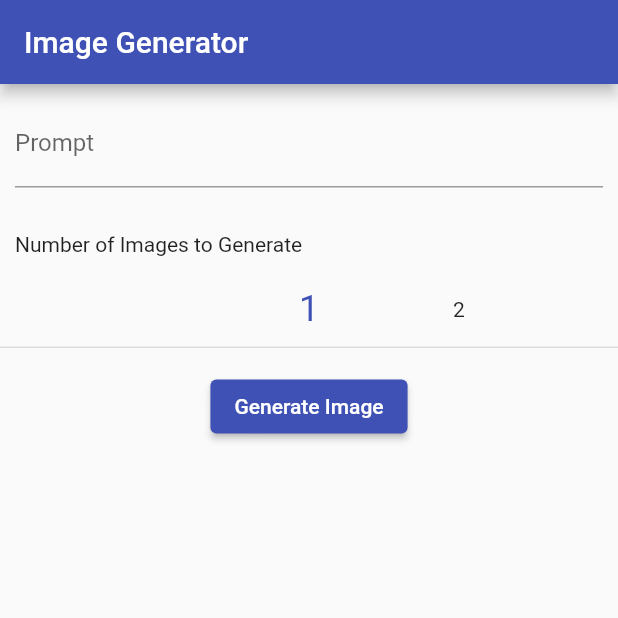
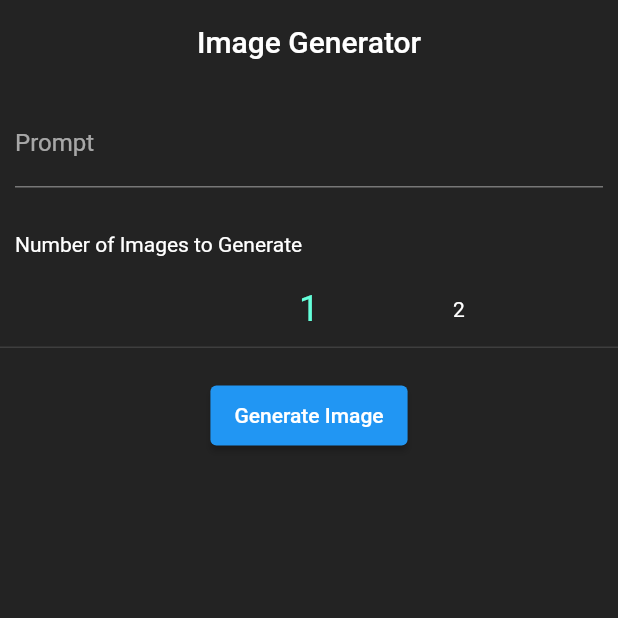
Before and after one commit to Azhy-Slemany/open_ai_dalle2, a Flutter app: the screen it shows after launch, on a phone screen of 412 x 824 dp, the top half of it. Run offline on Flutter 3.47's test engine with Material 2 defaults, Android fonts, the phone set to English and light mode, and no system bars; drawn by our look-alikes of numberpicker; our stand-ins replace cached_network_image, image_gallery_saver, loading_indicator, permission_handler.

Commit message:
Dark mode has been added.

```diff
--- a/lib/constants.dart
+++ b/lib/constants.dart
@@ -1,3 +1,10 @@
+import 'package:flutter/material.dart';
+
+bool isDarkMode = true;
+Color whiteOrBlack() {
+  return isDarkMode ? Colors.white : Colors.black;
+}
+
 const KEYS = [
   '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',
   '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'
--- a/lib/main.dart
+++ b/lib/main.dart
@@ -8,7 +8,6 @@ void main() {
 }
 
 class MyApp extends StatelessWidget {
-  // This widget is the root of your application.
   @override
   Widget build(BuildContext context) {
     //precache all the images
@@ -17,8 +16,18 @@ class MyApp extends StatelessWidget {
     return MaterialApp(
       title: 'Image Generator',
       theme: ThemeData(
+        brightness: Brightness.light,
         primarySwatch: Colors.indigo,
+        textTheme: Theme.of(context)
+            .textTheme
+            .apply(bodyColor: Colors.black, displayColor: Colors.black),
+        backgroundColor: Color.fromRGBO(253, 252, 250, 1),
       ),
+      darkTheme: ThemeData(
+        brightness: Brightness.dark,
+        backgroundColor: Color.fromRGBO(35, 35, 35, 1),
+      ),
+      themeMode: ThemeMode.dark,
       home: ImageGenerator(),
       debugShowCheckedModeBanner: false,
     );
--- a/lib/pages/image_generator.dart
+++ b/lib/pages/image_generator.dart
@@ -7,6 +7,7 @@ import 'package:open_ai_dalle2/image.dart';
 import 'package:open_ai_dalle2/models/generated_image.dart';
 import 'package:open_ai_dalle2/pages/display_images.dart';
 import 'package:open_ai_dalle2/requests.dart';
+import 'package:open_ai_dalle2/constants.dart' as consts;
 
 class ImageGenerator extends StatefulWidget {
   ImageGenerator();
@@ -52,7 +53,14 @@ class _ImageGeneratorState extends State<ImageGenerator>
   @override
   Widget build(BuildContext context) {
     return Scaffold(
-        appBar: AppBar(title: Text('Image Generator')),
+        backgroundColor: Theme.of(context).backgroundColor,
+        appBar: AppBar(
+          centerTitle: true,
+          title: Text('Image Generator',
+              style: TextStyle(color: consts.whiteOrBlack())),
+          elevation: 0.0,
+          backgroundColor: Colors.transparent,
+        ),
         body: Column(
           mainAxisAlignment: MainAxisAlignment.spaceBetween,
           children: [
@@ -95,14 +103,17 @@ class _ImageGeneratorState extends State<ImageGenerator>
                     ],
                   ),
                 ),
-                generating
+                Container(
+                  height: 60,
+                  margin: EdgeInsets.only(top: 5, bottom: 16),
+                  child: generating
                       ? Container(
-                        height: 60,
+                          height: 50,
                           padding: EdgeInsets.all(5),
                           child: LoadingIndicator(
                               indicatorType: Indicator.ballScaleRipple))
                       : Container(
-                        padding: EdgeInsets.all(5),
+                          margin: EdgeInsets.all(10),
                           child: ElevatedButton(
                             onPressed: () async {
                               final prompt = _promptController.text;
@@ -111,7 +122,8 @@ class _ImageGeneratorState extends State<ImageGenerator>
                               if (prompt.isEmpty) {
                                 ScaffoldMessenger.of(context).showSnackBar(
                                     SnackBar(
-                                      content: Text('Prompt cannot be empty')));
+                                        content:
+                                            Text('Prompt cannot be empty')));
                                 return;
                               }
 
@@ -169,21 +181,23 @@ class _ImageGeneratorState extends State<ImageGenerator>
                             child: Text('Generate Image'),
                           ),
                         ),
+                ),
               ],
             ),
             result == null
-                ? SizedBox(height: 250)
-                : InkWell(
+                ? Expanded(child: SizedBox())
+                : Expanded(
+                    child: InkWell(
                       onTap: () {
+                        if (!generating)
                           Navigator.of(context).push(MaterialPageRoute(
                               builder: (context) => DisplayImages(
                                   generatedImage: result!,
+                                  placeholders: placeholders,
                                   prompt: _promptController.text,
-                              )));
+                                  scrollValue: _scrollController.offset)));
                       },
                       child: Card(
-                      child: SizedBox(
-                          height: 250,
                         child: Hero(
                           tag: 'imagesGridview',
                           child: GridView.builder(
@@ -191,8 +205,7 @@ class _ImageGeneratorState extends State<ImageGenerator>
                             physics: BouncingScrollPhysics(),
                             shrinkWrap: true,
                             itemCount: result!.images.length,
-                              itemBuilder: (context, index) =>
-                                  CachedNetworkImage(
+                            itemBuilder: (context, index) => CachedNetworkImage(
                                 imageUrl: result!.images[index],
                                 fit: BoxFit.cover,
                                 progressIndicatorBuilder: (context, url,
@@ -204,14 +217,12 @@ class _ImageGeneratorState extends State<ImageGenerator>
                                                   color: Colors.black))),
                                       child: Column(
                                           mainAxisAlignment:
-                                                    MainAxisAlignment
-                                                        .spaceBetween,
+                                              MainAxisAlignment.spaceBetween,
                                           children: [
                                             Container(
                                                 height: 150,
                                                 width: 150,
-                                                      padding:
-                                                          EdgeInsets.all(20),
+                                                padding: EdgeInsets.all(20),
                                                 child: FadeTransition(
                                                   opacity:
                                                       placeholderAnimationController,
@@ -220,16 +231,13 @@ class _ImageGeneratorState extends State<ImageGenerator>
                                                   ),
                                                 )),
                                             Container(
-                                                    padding:
-                                                        EdgeInsets.symmetric(
+                                              padding: EdgeInsets.symmetric(
                                                   horizontal: 2),
-                                                    child:
-                                                        LinearProgressIndicator(
+                                              child: LinearProgressIndicator(
                                                 value: progress.progress,
                                                 minHeight: 0.9,
                                                 color: Colors.black,
-                                                      backgroundColor:
-                                                          Colors.grey,
+                                                backgroundColor: Colors.grey,
                                               ),
                                             ),
                                           ]),
@@ -240,7 +248,8 @@ class _ImageGeneratorState extends State<ImageGenerator>
                               childAspectRatio: 1,
                             ),
                           ),
-                          )),
+                        ),
+                      ),
                     ),
                   )
           ],
--- a/pubspec.yaml
+++ b/pubspec.yaml
@@ -33,6 +33,7 @@ dependencies:
   path:
   image_gallery_saver:
   permission_handler:
+  shared_preferences:
 
 dev_dependencies:
   flutter_test:
```
Also changed, not shown: lib/custom_widgets.dart (added, +14 -0 lines), lib/pages/display_images.dart (+37 -10 lines), pubspec.lock. Lines whose indentation alone changed are shown as unchanged.
